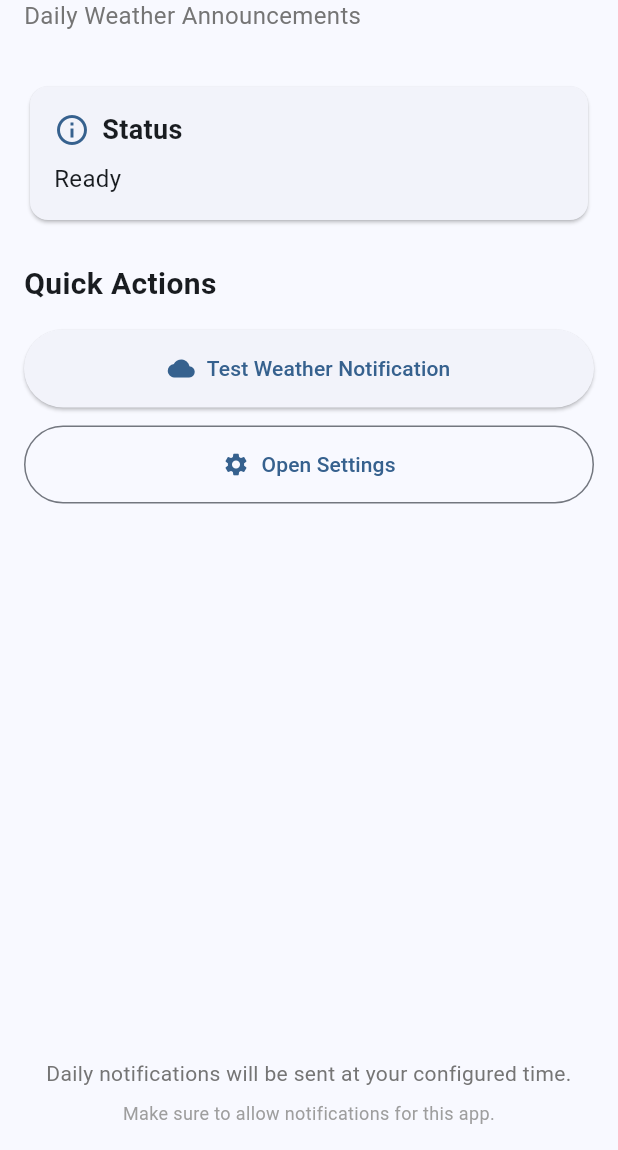
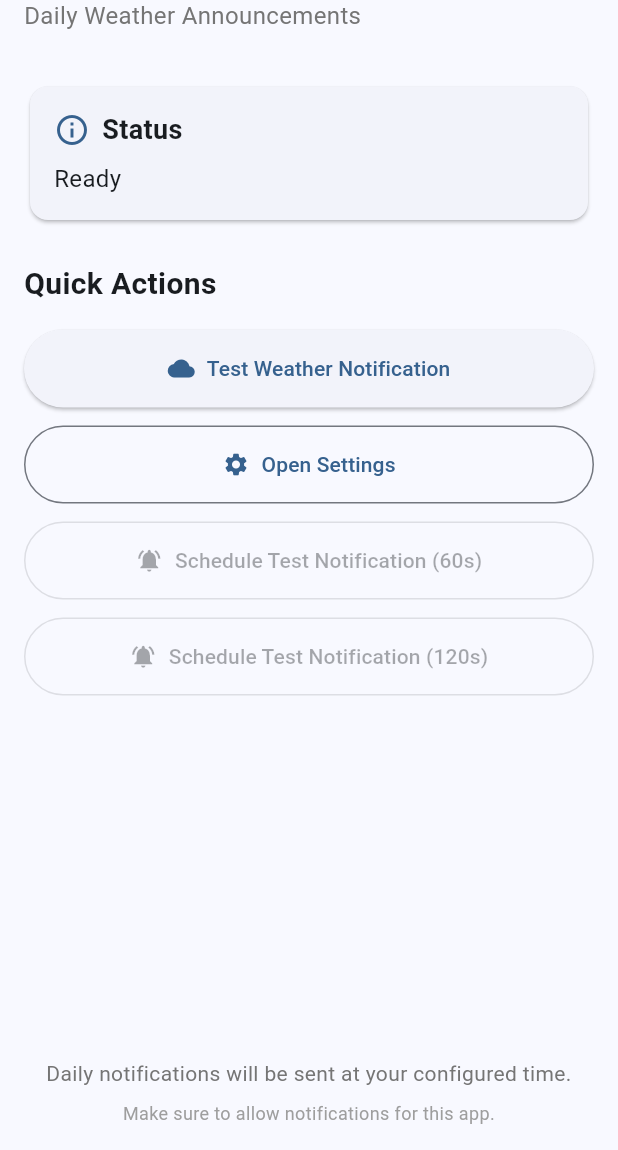
Before and after one commit to koorzenb/day_break, a Flutter app: the MainScreen screen opened directly, on a phone screen of 412 x 824 dp, the part 86-1236 px from its top. Run offline on Flutter 3.47's test engine with Material 3 defaults, Android fonts, the phone set to English and light mode, and no system bars; our stand-ins replace flutter_dotenv, flutter_local_notifications, flutter_tts, geocoding, geolocator, get and 2 more; missing offline and left inert: flutter_background_service; accounts and stored records are empty.

Commit message:
test: Implement test notification feature with speech announcement and countdown

```diff
--- a/lib/controllers/app_controller.dart
+++ b/lib/controllers/app_controller.dart
@@ -1,3 +1,5 @@
+import 'dart:async';
+
 import 'package:flutter/material.dart';
 import 'package:get/get.dart';
 
@@ -13,11 +15,15 @@ class AppController extends GetxController {
   final _isInitialized = false.obs;
   final _hasSettings = false.obs;
   final _currentStatus = ''.obs;
+  final _isTestNotificationCountdown = false.obs;
+  final _testNotificationCountdown = 0.obs;
 
   // Getters for UI binding
   bool get isInitialized => _isInitialized.value;
   bool get hasSettings => _hasSettings.value;
   String get currentStatus => _currentStatus.value;
+  bool get isTestNotificationCountdown => _isTestNotificationCountdown.value;
+  int get testNotificationCountdown => _testNotificationCountdown.value;
 
   @override
   void onInit() {
@@ -93,6 +99,57 @@ class AppController extends GetxController {
     _currentStatus.value = 'Daily notifications scheduled';
   }
 
+  /// Schedule a test notification with specified delay
+  Future<void> scheduleTestNotification(int delaySeconds) async {
+    try {
+      if (_isTestNotificationCountdown.value) {
+        _showSnackBar('Already Scheduled', 'A test notification is already counting down.', Colors.orange);
+        return;
+      }
+
+      // Start countdown
+      _isTestNotificationCountdown.value = true;
+      _testNotificationCountdown.value = delaySeconds;
+
+      // Schedule the test notification
+      await _notificationService.scheduleTestNotification(delaySeconds);
+
+      _showSnackBar('Test Scheduled ⏰', 'Test notification scheduled for $delaySeconds seconds with speech!', Colors.blue);
+
+      // Start countdown timer
+      _startCountdownTimer();
+    } catch (e) {
+      Get.log('Error in scheduleTestNotification: $e', isError: true);
+      _showSnackBar('Error ❌', 'Failed to schedule test notification: $e', Colors.red);
+      _isTestNotificationCountdown.value = false;
+    }
+  }
+
+  /// Start the countdown timer for test notification
+  void _startCountdownTimer() {
+    Timer.periodic(const Duration(seconds: 1), (timer) {
+      if (_testNotificationCountdown.value > 0) {
+        _testNotificationCountdown.value--;
+      } else {
+        timer.cancel();
+        _isTestNotificationCountdown.value = false;
+        _showSnackBar('Test Delivered 🔔', 'Test notification should appear with speech announcement!', Colors.green);
+
+        _triggerTestNotificationSpeech();
+      }
+    });
+  }
+
+  /// Trigger TTS for test notification (fallback if notification service timer doesn't work)
+  Future<void> _triggerTestNotificationSpeech() async {
+    try {
+      // Trigger weather TTS announcement for the test
+      await _notificationService.speakTestWeatherAnnouncement();
+    } catch (e) {
+      Get.log('Failed to trigger test notification speech: $e', isError: true);
+    }
+  }
+
   /// Manual trigger for testing - fetch current weather and show notification
   Future<void> triggerWeatherUpdate() async {
     if (!_hasSettings.value) {
--- a/lib/screens/main_screen.dart
+++ b/lib/screens/main_screen.dart
@@ -106,7 +106,76 @@ class MainScreen extends StatelessWidget {
             ),
           ),
 
+          // Test notification with 60s countdown
+          const SizedBox(height: 12),
+          Obx(
+            () => SizedBox(
+              width: double.infinity,
+              child: controller.isTestNotificationCountdown
+                  ? Container(
+                      padding: const EdgeInsets.symmetric(vertical: 16, horizontal: 12),
+                      decoration: BoxDecoration(
+                        color: Colors.blue[50],
+                        borderRadius: BorderRadius.circular(8),
+                        border: Border.all(color: Colors.blue[200]!),
+                      ),
+                      child: Row(
+                        mainAxisAlignment: MainAxisAlignment.center,
+                        children: [
+                          SizedBox(width: 20, height: 20, child: CircularProgressIndicator(strokeWidth: 2, color: Colors.blue[600])),
+                          const SizedBox(width: 12),
+                          Text(
+                            'Test notification in ${controller.testNotificationCountdown}s...',
+                            style: TextStyle(fontSize: 16, fontWeight: FontWeight.w500, color: Colors.blue[700]),
+                          ),
+                        ],
+                      ),
+                    )
+                  : OutlinedButton.icon(
+                      onPressed: controller.hasSettings ? () => controller.scheduleTestNotification(300) : null,
+                      icon: const Icon(Icons.notifications_active),
+                      label: const Text('Schedule Test Notification (60s)'),
+                      style: OutlinedButton.styleFrom(padding: const EdgeInsets.symmetric(vertical: 16)),
+                    ),
+            ),
+          ),
+
+          SizedBox(height: 12),
+          // Test notification with 120s countdown
+          Obx(
+            () => SizedBox(
+              width: double.infinity,
+              child: controller.isTestNotificationCountdown
+                  ? Container(
+                      padding: const EdgeInsets.symmetric(vertical: 16, horizontal: 12),
+                      decoration: BoxDecoration(
+                        color: Colors.blue[50],
+                        borderRadius: BorderRadius.circular(8),
+                        border: Border.all(color: Colors.blue[200]!),
+                      ),
+                      child: Row(
+                        mainAxisAlignment: MainAxisAlignment.center,
+                        children: [
+                          SizedBox(width: 20, height: 20, child: CircularProgressIndicator(strokeWidth: 2, color: Colors.blue[600])),
+                          const SizedBox(width: 12),
+                          Text(
+                            'Test notification in ${controller.testNotificationCountdown}s...',
+                            style: TextStyle(fontSize: 16, fontWeight: FontWeight.w500, color: Colors.blue[700]),
+                          ),
+                        ],
+                      ),
+                    )
+                  : OutlinedButton.icon(
+                      onPressed: controller.hasSettings ? () => controller.scheduleTestNotification(600) : null,
+                      icon: const Icon(Icons.notifications_active),
+                      label: const Text('Schedule Test Notification (120s)'),
+                      style: OutlinedButton.styleFrom(padding: const EdgeInsets.symmetric(vertical: 16)),
+                    ),
+            ),
+          ),
+
           const Spacer(),
+          SizedBox(height: 16),
 
           // Info Footer
           Center(
--- a/lib/services/notification_service.dart
+++ b/lib/services/notification_service.dart
@@ -22,6 +22,8 @@ class NotificationService extends GetxService {
   static const String _channelId = 'weather_announcements';
   static const String _channelName = 'Weather Announcements';
   static const String _channelDescription = 'Daily weather forecast notifications';
+
+  static Duration testNotificationDelay = Duration(seconds: 60);
 
   NotificationService({FlutterLocalNotificationsPlugin? notifications, FlutterTts? tts, WeatherService? weatherService, SettingsService? settingsService})
     : _notifications = notifications ?? FlutterLocalNotificationsPlugin(),
@@ -233,6 +235,24 @@ class NotificationService extends GetxService {
     await _speakWeatherAnnouncement(testMessage);
   }
 
+  /// Speak weather announcement for test notification using configured location
+  Future<void> speakTestWeatherAnnouncement() async {
+    try {
+      final location = _settingsService.location;
+      if (location == null || location.isEmpty) {
+        await _speakWeatherAnnouncement('Test notification delivered. No location configured for weather announcement.');
+        return;
+      }
+
+      // Fetch and speak actual weather data
+      final weather = await _weatherService.getWeatherByLocation(location);
+      await _speakWeatherAnnouncement(weather.formattedAnnouncement);
+    } catch (e) {
+      // Fallback TTS message if weather fetch fails
+      await _speakWeatherAnnouncement('Test notification delivered. Weather data is currently unavailable.');
+    }
+  }
+
   /// Stop current TTS speech
   Future<void> stopSpeech() async {
     try {
@@ -241,6 +261,96 @@ class NotificationService extends GetxService {
       }
     } catch (e) {
       Get.log('Failed to stop speech: $e', isError: true);
+    }
+  }
+
+  /// Schedule a notification for testing purposes with real weather data
+  Future<void> scheduleTestNotification(int delaySeconds) async {
+    try {
+      Get.log('[NotificationService] Starting test notification scheduling', isError: false);
+
+      // Cancel any existing notifications
+      await cancelNotification(9999);
+
+      // Verify notifications are enabled
+      final notificationsEnabled = await areNotificationsEnabled();
+      if (!notificationsEnabled) {
+        throw const NotificationSchedulingException('Notifications are disabled. Please enable them in device settings.');
+      }
+
+      // Get location from settings for weather data
+      final location = _settingsService.location;
+      if (location == null || location.isEmpty) {
+        throw const NotificationSchedulingException('No location set in settings. Please configure your location first.');
+      }
+
+      Get.log('[NotificationService] Scheduling test notification with weather data for: $location', isError: false);
+
+      // Update the static delay with the passed parameter
+      testNotificationDelay = Duration(seconds: delaySeconds);
+
+      // Set timezone for Halifax (as per your configuration)
+      tz.initializeTimeZones();
+      tz.setLocalLocation(tz.getLocation('America/Halifax'));
+
+      final now = tz.TZDateTime.now(tz.local);
+      final scheduledDate = now.add(testNotificationDelay);
+
+      // Pre-fetch weather data to include in the scheduled notification
+      String title = 'Test Weather Notification ⏰';
+      String body = 'Fetching weather data for $location...';
+      String speechText = 'This is a test notification. Fetching weather data.';
+
+      try {
+        final weather = await _weatherService.getWeatherByLocation(location);
+        final emoji = _weatherEmojis[weather.description.toLowerCase()] ?? '🌤️';
+        title = 'Test Weather $emoji ${weather.tempMin.round()}/${weather.tempMax.round()}°C';
+        body = weather.formattedAnnouncement;
+        speechText = weather.formattedAnnouncement;
+
+        Get.log('[NotificationService] Weather data fetched successfully for test notification', isError: false);
+      } catch (e) {
+        Get.log('[NotificationService] Failed to fetch weather for test, using fallback: $e', isError: false);
+        body =
+            'Test notification scheduled for ${scheduledDate.hour.toString().padLeft(2, '0')}:${scheduledDate.minute.toString().padLeft(2, '0')}:${scheduledDate.second.toString().padLeft(2, '0')} - Weather data unavailable';
+        speechText = 'This is a test notification. Weather data is currently unavailable.';
+      }
+
+      await _notifications.zonedSchedule(
+        9999,
+        title,
+        body,
+        scheduledDate,
+        const NotificationDetails(
+          android: AndroidNotificationDetails(
+            'weather_announcements',
+            'Weather Announcements',
+            channelDescription: 'Daily weather forecast notifications',
+            importance: Importance.high,
+            priority: Priority.high,
+            icon: '@mipmap/ic_launcher',
+          ),
+        ),
+        androidScheduleMode: AndroidScheduleMode.exactAllowWhileIdle,
+        payload: 'test_weather_with_speech:$speechText',
+      );
+
+      // Provide immediate TTS demonstration
+      await _speakWeatherAnnouncement('Test notification scheduled successfully');
+
+      // Schedule automatic speech to play when the notification appears
+      Timer(testNotificationDelay, () {
+        _speakWeatherAnnouncement(speechText);
+        Get.log('[NotificationService] Automatic TTS triggered for test notification', isError: false);
+      });
+
+      Get.log('[NotificationService] Test notification scheduled successfully with weather data and automatic TTS.', isError: false);
+    } catch (e) {
+      Get.log('[NotificationService] Error scheduling test notification: $e', isError: true);
+      if (e is NotificationException) {
+        rethrow;
+      }
+      throw NotificationSchedulingException('Failed to schedule test notification: $e');
     }
   }
 
@@ -278,10 +388,33 @@ class NotificationService extends GetxService {
 
       Get.log('[NotificationService] Scheduling notification for: $scheduledDate', isError: false);
 
+      // Get location from settings for weather data
+      final location = _settingsService.location;
+      String title = 'Good Morning! ☀️';
+      String body = 'Fetching your daily weather update...';
+      String speechText = 'Good morning! Fetching your daily weather update.';
+
+      // Pre-fetch weather data if location is available
+      if (location != null && location.isNotEmpty) {
+        try {
+          final weather = await _weatherService.getWeatherByLocation(location);
+          final emoji = _weatherEmojis[weather.description.toLowerCase()] ?? '🌤️';
+          title = 'Good Morning! $emoji ${weather.tempMin.round()}/${weather.tempMax.round()}°C';
+          body = weather.formattedAnnouncement;
+          speechText = 'Good morning! ${weather.formattedAnnouncement}';
+
+          Get.log('[NotificationService] Weather data fetched for daily notification: $location', isError: false);
+        } catch (e) {
+          Get.log('[NotificationService] Failed to fetch weather for daily notification, using fallback: $e', isError: false);
+          body = 'Daily weather update for $location - Weather data will be available when you open the notification.';
+          speechText = 'Good morning! Daily weather update is ready. Weather data will be announced when you interact with the notification.';
+        }
+      }
+
       await _notifications.zonedSchedule(
         0, // notification id
-        'Good Morning! ☀️',
-        'Fetching your daily weather update...',
+        title,
+        body,
         scheduledDate,
         const NotificationDetails(
           android: AndroidNotificationDetails(
@@ -295,7 +428,7 @@ class NotificationService extends GetxService {
           iOS: DarwinNotificationDetails(presentAlert: true, presentBadge: true, presentSound: true),
         ),
         matchDateTimeComponents: DateTimeComponents.time, // Repeat daily
-        payload: 'daily_weather',
+        payload: 'daily_weather_with_speech:$speechText',
         androidScheduleMode: _exactAlarmsAllowed ? AndroidScheduleMode.exactAllowWhileIdle : AndroidScheduleMode.inexactAllowWhileIdle,
       );
 
@@ -442,17 +575,31 @@ class NotificationService extends GetxService {
 
   /// Handle notification response when user taps notification
   void _onNotificationResponse(NotificationResponse response) {
-    switch (response.payload) {
+    final payload = response.payload ?? '';
+
+    if (payload.startsWith('test_weather_with_speech:')) {
+      // Extract speech text and play it for test notifications
+      final speechText = payload.substring('test_weather_with_speech:'.length);
+      _speakWeatherAnnouncement(speechText);
+      Get.log('[NotificationService] Test notification delivered with speech: $speechText', isError: false);
+    } else if (payload.startsWith('daily_weather_with_speech:')) {
+      // Extract speech text and play it for daily notifications
+      final speechText = payload.substring('daily_weather_with_speech:'.length);
+      _speakWeatherAnnouncement(speechText);
+      Get.log('[NotificationService] Daily weather notification delivered with speech: $speechText', isError: false);
+    } else {
+      switch (payload) {
         case 'daily_weather':
-        // Handle daily weather notification tap
-        // Could navigate to weather details screen
+          // Legacy daily weather notification (without speech)
+          Get.log('[NotificationService] Legacy daily weather notification tapped', isError: false);
           break;
         case 'weather_update':
           // Handle weather update notification tap
           break;
         default:
-        Get.log('Unknown notification payload: ${response.payload}', isError: false);
+          Get.log('Unknown notification payload: $payload', isError: false);
           break;
+      }
     }
   }
 
@@ -460,21 +607,30 @@ class NotificationService extends GetxService {
   @pragma('vm:entry-point')
   static void _onBackgroundNotificationResponse(NotificationResponse response) {
     // Note: Get.log won't work in background context, so we use print for debugging
-    print('[NotificationService] Background notification received: payload=${response.payload}');
+    final payload = response.payload ?? '';
+    print('[NotificationService] Background notification received: payload=$payload');
 
+    if (payload.startsWith('test_weather_with_speech:')) {
+      print('[NotificationService] Background test notification - speech would be triggered when app opens');
+      // Note: TTS cannot be triggered from background context, but this logs the intent
+    } else if (payload.startsWith('daily_weather_with_speech:')) {
+      print('[NotificationService] Background daily weather notification - speech would be triggered when app opens');
+      // Note: TTS cannot be triggered from background context, but this logs the intent
+    } else {
       // Handle background notification processing here
       // This is called when the app is not running and user taps notification
-    switch (response.payload) {
+      switch (payload) {
         case 'daily_weather':
-        print('[NotificationService] Background daily weather notification tapped');
+          print('[NotificationService] Background daily weather notification (legacy) tapped');
           // Could trigger weather fetch and display when app launches
           break;
         case 'weather_update':
           print('[NotificationService] Background weather update notification tapped');
           break;
         default:
-        print('[NotificationService] Unknown background notification payload: ${response.payload}');
+          print('[NotificationService] Unknown background notification payload: $payload');
           break;
+      }
     }
   }
 
--- a/pubspec.yaml
+++ b/pubspec.yaml
@@ -16,7 +16,7 @@ publish_to: 'none' # Remove this line if you wish to publish to pub.dev
 # https://developer.apple.com/library/archive/documentation/General/Reference/InfoPlistKeyReference/Articles/CoreFoundationKeys.html
 # In Windows, build-name is used as the major, minor, and patch parts
 # of the product and file versions while build-number is used as the build suffix.
-version: 0.14.6+1406
+version: 0.14.7+1407
 
 environment:
   sdk: ^3.8.1
--- a/update_version.dart
+++ b/update_version.dart
@@ -51,6 +51,7 @@ void main(List<String> args) {
         commitType == 'chore' ||
         commitType == 'docs' ||
         commitType == 'test' ||
+        commitType == 'tests' ||
         commitType == 'enh',
   );
   _updateChangelog(nextVersion, commitType, commitDescription, changelogFile);
```
Also changed, not shown: 4 other files. Lines whose indentation alone changed are shown as unchanged.
